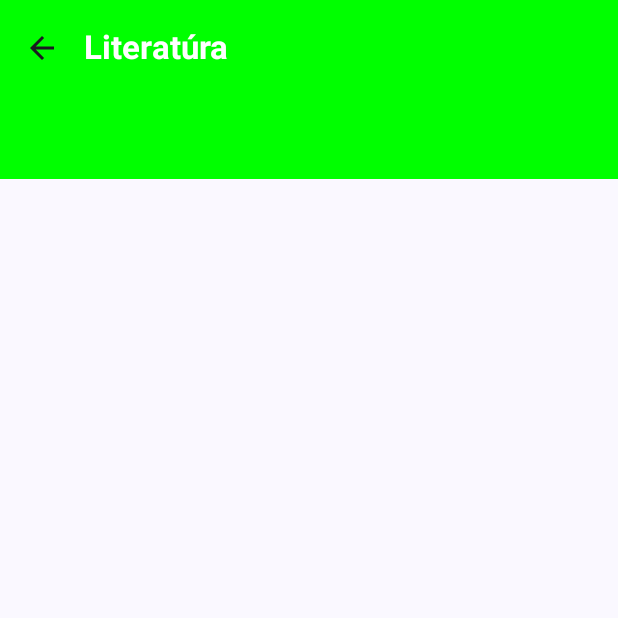
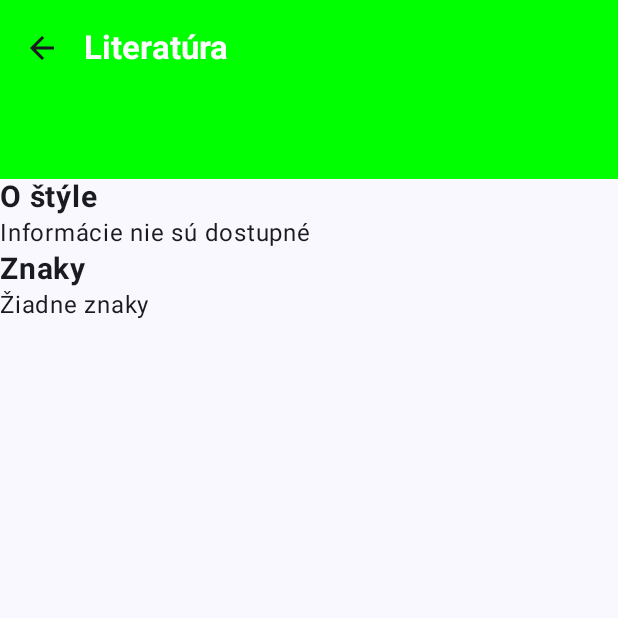
Before and after one commit to maryoxd/Maturant, an Android app built with Jetpack Compose: the composable DetailScreen called with empty values, on a phone screen of 412 x 824 dp, the top half of it. Run offline under Robolectric (Android 15) with nearby library versions, the light colour scheme and no system bars.

Commit message:
Vytvorenie dátových štruktúr pre informácie o autoroch a štýloch, pridanie textu do DetailScreenu, oprava .txt súboru kde boli medzery, vytvorenie interface

```diff
--- /dev/null
+++ b/app/src/main/java/com/example/maturant/AuthorInfo.kt
@@ -0,0 +1,43 @@
+package com.example.maturant
+
+
+data class AuthorInfo(
+    override val about: String,
+    override val features: String
+) : Info
+
+val authorDetails = mapOf<String, Info>(
+    "Andrej Sládkovič" to AuthorInfo(
+        about = "Andrej Sládkovič bol slovenský básnik, ktorý sa narodil v roku 1820 a zomrel v roku 1872.",
+        features = "Romantizmus, láska, príroda"
+    ),
+    "Dobroslav Chrobák" to AuthorInfo(
+        about = "Dobroslav Chrobák bol slovenský spisovateľ, ktorý sa narodil v roku 1928 a zomrel v roku 2010.",
+        features = "Príbehy, poviedky, rozprávky"
+    ),
+    "Dušan Dušek" to AuthorInfo(
+        about = "Dušan Dušek bol slovenský spisovateľ, ktorý sa narodil v roku 1928 a zomrel v roku 2007.",
+        features = "Príbehy, poviedky, rozprávky"
+    ),
+    "Emil Boleslav Lukáč" to AuthorInfo(
+        about = "Emil Boleslav Lukáč bol slovenský spisovateľ, ktorý sa narodil v roku 1928 a zomrel v roku 2007.",
+        features = "Príbehy, poviedky, rozprávky"
+    ),
+    "Ežo Vlkolínsky" to AuthorInfo(
+        about = "Ežo Vlkolínsky bol slovenský spisovateľ, ktorý sa narodil v roku 1928 a zomrel v roku 2007.",
+        features = "Príbehy, poviedky, rozprávky"
+    ),
+    "Ivan Krasko"  to AuthorInfo(
+        about = "Ivan Krasko bol slovenský básnik, ktorý sa narodil v roku 1876 a zomrel v roku 1958.",
+        features = "Romantizmus, láska, príroda"
+    ),
+    "Janko Kráľ" to AuthorInfo(
+        about = "Janko Kráľ bol slovenský básnik, ktorý sa narodil v roku 1822 a zomrel v roku 1876.",
+        features = "Romantizmus, láska, príroda"
+    ),
+    "Jozef Cíger Hronský" to AuthorInfo(
+        about = "Jozef Cíger Hronský bol slovenský spisovateľ, ktorý sa narodil v roku 1896 a zomrel v roku 1960.",
+        features = "Príbehy, poviedky, rozprávky"
+    ),
+
+)
--- a/app/src/main/java/com/example/maturant/DetailScreen.kt
+++ b/app/src/main/java/com/example/maturant/DetailScreen.kt
@@ -1,4 +1,5 @@
 
+import android.util.Log
 import androidx.compose.foundation.background
 import androidx.compose.foundation.layout.Box
 import androidx.compose.foundation.layout.Column
@@ -23,12 +24,24 @@ import androidx.compose.ui.Modifier
 import androidx.compose.ui.graphics.Color
 import androidx.compose.ui.text.font.FontWeight
 import androidx.compose.ui.unit.sp
+import com.example.maturant.AuthorInfo
+import com.example.maturant.StyleInfo
+import com.example.maturant.authorDetails
+import com.example.maturant.styleDetails
 import com.example.maturant.ui.theme.AppColors
+import java.util.logging.LogRecord
 
 @OptIn(ExperimentalMaterial3Api::class)
 @Composable
 fun DetailScreen(style: String, source: String, colorName: String, navController: NavController) {
     val color = AppColors.colorsMap[colorName] ?: Color.Green
+
+    val styleInfo = if (source == "grammatical") {
+        styleDetails[style] ?: StyleInfo("Informácie nie sú dostupné", "Žiadne znaky")
+    } else {
+        authorDetails[style] ?: AuthorInfo("Informácie nie sú dostupné", "Žiadne znaky")
+    }
+
     Scaffold(
         topBar = {
             TopAppBar(
@@ -53,10 +66,10 @@ fun DetailScreen(style: String, source: String, colorName: String, navController
             Column(modifier = Modifier.padding(innerPadding)) {
                 Box(
                     modifier = Modifier
-                        .fillMaxWidth() // Šírka na celú obrazovku
-                        .height(55.dp) // Minimálna výška boxu
-                        .background(color), // Farba pozadia boxu
-                    contentAlignment = Alignment.Center // Zarovnanie textu na stred
+                        .fillMaxWidth()
+                        .height(55.dp)
+                        .background(color),
+                    contentAlignment = Alignment.Center
                 ) {
                     Text(
                         text = style,
@@ -67,6 +80,25 @@ fun DetailScreen(style: String, source: String, colorName: String, navController
                         color = AppColors.White
                     )
                 }
+                Text(
+                    "O štýle",
+                    fontSize = 20.sp,
+                    fontWeight = FontWeight.Bold,
+                )
+                Text(
+                    styleInfo.about,
+                    fontSize = 16.sp
+                )
+                Text(
+                    "Znaky",
+                    fontSize = 20.sp,
+                    fontWeight = FontWeight.Bold,
+                )
+                Text(
+                    styleInfo.features,
+                    fontSize = 16.sp
+                )
+
             }
         }
     )
--- a/app/src/main/java/com/example/maturant/GrammarScreen/GrammarTopicsScreen.kt
+++ b/app/src/main/java/com/example/maturant/GrammarScreen/GrammarTopicsScreen.kt
@@ -1,5 +1,6 @@
 package com.example.maturant.GrammarScreen
 
+import android.util.Log
 import com.example.maturant.ui.theme.SharedViewModel
 import androidx.compose.foundation.layout.*
 import androidx.compose.foundation.lazy.LazyColumn
@@ -79,6 +80,7 @@ fun GrammarTopicsScreen(navController: NavController, viewModel: SharedViewModel
                         val colorName = if (index % 2 == 0) "Blue" else "Green"
                         MenuItemContent(style, AppColors.colorsMap[colorName] ?: AppColors.Green) {
                             navController.navigate("detailScreen/$style/grammatical/$colorName")
+                            Log.d("OD GRAMMARU DALEJ", "detailScreen/$style/grammatical/$colorName")
                         }
                     }
                 }
--- /dev/null
+++ b/app/src/main/java/com/example/maturant/Info.kt
@@ -0,0 +1,6 @@
+package com.example.maturant
+
+interface Info {
+    val about: String
+    val features: String
+}
```
Also changed, not shown: app/src/main/java/com/example/maturant/StyleInfo.kt (added, +41 -0 lines), app/src/main/res/raw/grammar_styles.txt (line endings or trailing spaces).
